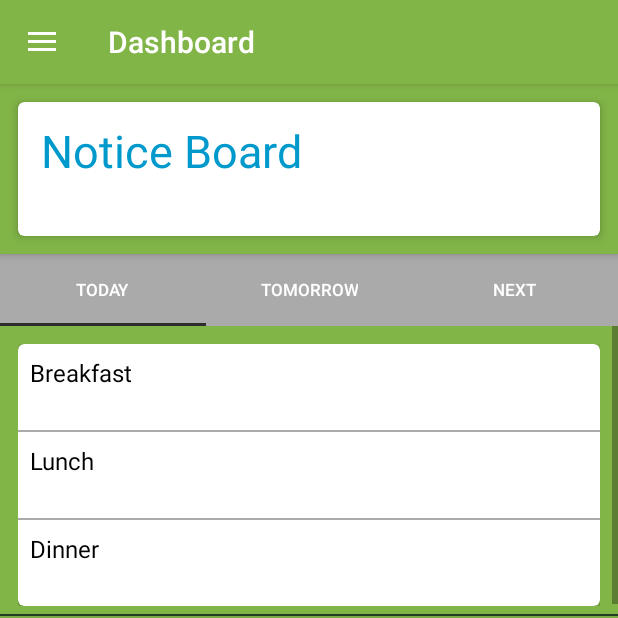
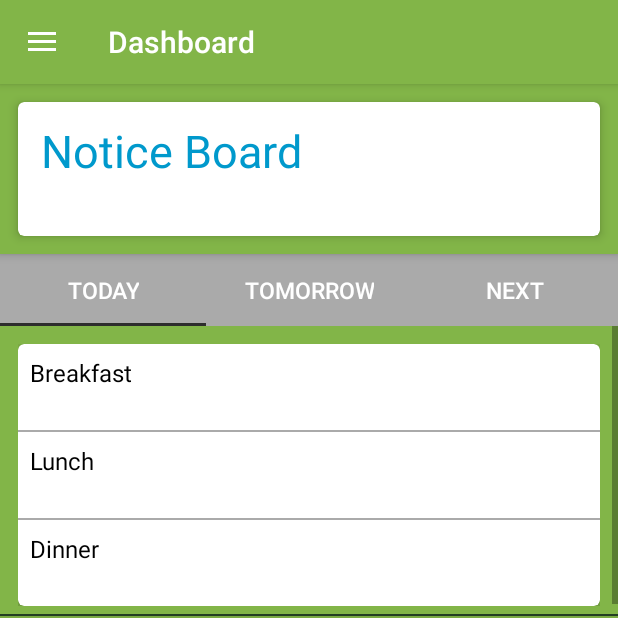
Before and after one commit to shreyash-jain/sattvikapp-1-12-18, an Android app: the FragmentBoard screen opened directly, with no data from a screen before it, on a phone screen of 412 x 824 dp, the top half of it. Run offline under Robolectric (Android 15) with nearby library versions, the phone set to English and light mode, and no system bars; our stand-ins replace Firebase (no records; nobody signed in at launch, a user with empty details on screens opened directly); 7 statements that could not run were skipped.

```diff
--- a/app/src/main/res/values/style.xml
+++ b/app/src/main/res/values/style.xml
@@ -1,13 +1,17 @@
 <?xml version="1.0" encoding="utf-8"?>
-<resources>
+<resources xmlns:tools="http://schemas.android.com/tools">
     <style name="AppTheme" parent="Theme.AppCompat.Light.DarkActionBar">
         <item name="android:actionBarStyle">@style/MyActionBar</item>
-        <item name="drawerArrowStyle">@style/MyDrawerArrowToggle</item>
+
+        <item name="drawerArrowStyle">@style/DrawerHamburgerStyle</item>
+
+
 
 
         <!-- Support library compatibility -->
         <item name="actionBarStyle">@style/MyActionBar</item>
     </style>
+
 
     <style name="RatingBar" parent="Theme.AppCompat">
         <item name="colorControlNormal">@android:color/white</item>
@@ -26,7 +30,8 @@
         <item name="colorButtonNormal">@color/colorAccent</item>
     </style>
     <style name="MyDrawerArrowToggle" parent="Widget.AppCompat.DrawerArrowToggle">
-        <item name="color">@color/foreground</item>
+        <item name="color">@color/background</item>
+        <item name="spinBars">true</item>
     </style>
     <style name="MyTitleTextStyle" parent="@style/TextAppearance.AppCompat.Widget.ActionBar.Title">
         <item name="android:textColor">@color/foreground</item>
@@ -36,6 +41,12 @@
         <item name = "android:textColor">@android:color/black</item>
     </style>
     <style name="MineCustomTabText" parent="TextAppearance.Design.Tab">
-        <item name="android:textSize">11sp</item>
+        <item name="android:textSize">15sp</item>
+
+        <item name="android:font" tools:targetApi="o">@font/cocogoose</item>
+    </style>
+    <style name="DrawerHamburgerStyle" parent="@style/Widget.AppCompat.DrawerArrowToggle">
+        <item name="spinBars">true</item>
+        <item name="color">@android:color/holo_green_dark</item>
     </style>
 </resources>
```
Also changed, not shown: app/src/main/res/anim/slide_down.xml (deleted, +0 -10 lines), app/src/main/res/drawable/expenses.jpg (added), app/src/main/res/drawable/menupic.jpg (added), app/src/main/res/drawable/sattvik_logo.png (added), 1 other file.
